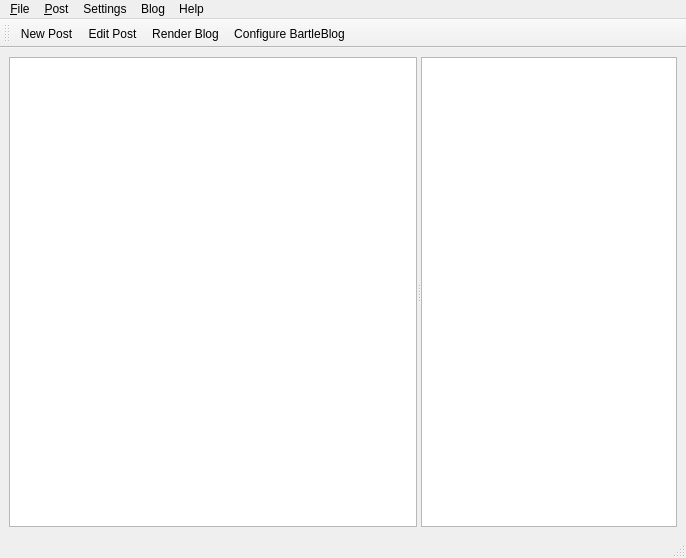
Qt form BartleBlog/ui/mainwindow.ui (ralsina/ra-blog) before a commit.
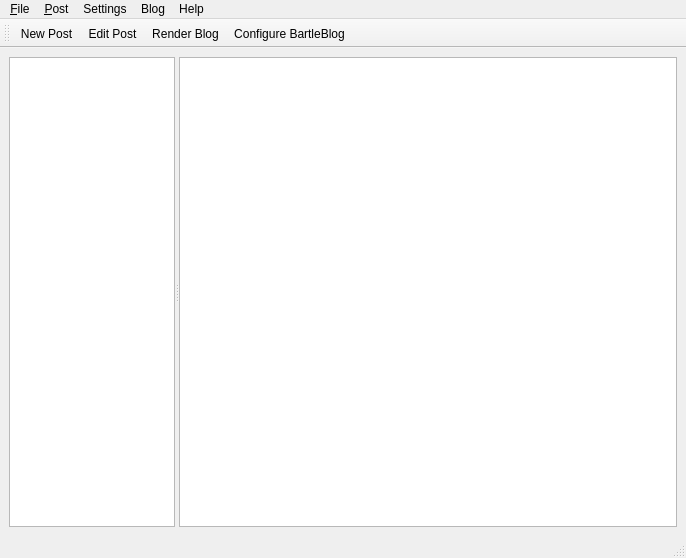
The same form after that commit. Icons and pictures are not drawn. Custom widgets are drawn as their Qt base class.

```diff
--- a/BartleBlog/ui/mainwindow.ui
+++ b/BartleBlog/ui/mainwindow.ui
@@ -13,14 +13,6 @@
    <string>MainWindow</string>
   </property>
   <widget class="QWidget" name="centralwidget" >
-   <property name="geometry" >
-    <rect>
-     <x>0</x>
-     <y>65</y>
-     <width>686</width>
-     <height>469</height>
-    </rect>
-   </property>
    <layout class="QVBoxLayout" name="verticalLayout" >
     <item>
      <widget class="QSplitter" name="splitter" >
@@ -47,15 +39,10 @@
       <widget class="PBrowser" name="viewer" >
        <property name="sizePolicy" >
         <sizepolicy vsizetype="Ignored" hsizetype="Ignored" >
-         <horstretch>0</horstretch>
+         <horstretch>3</horstretch>
          <verstretch>0</verstretch>
         </sizepolicy>
        </property>
-       <property name="font" >
-        <font>
-         <family>Bitstream Vera Sans</family>
-        </font>
-       </property>
        <property name="openExternalLinks" >
         <bool>true</bool>
        </property>
```
Left out of the diff: 27 changed lines with no effect on the pictures.
